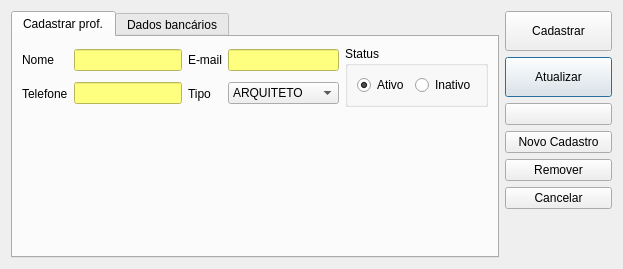
Before: the Qt Designer form cadastroprofissional.ui in lellisls/ERP-STACCATO, drawn with Qt 5.
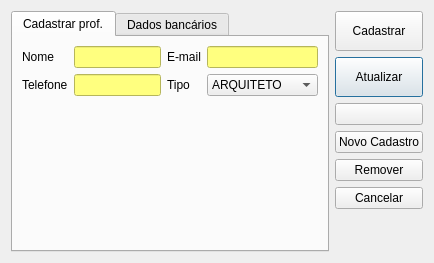
After: the same form once the commit is applied. Icons and pictures are not drawn. Custom widgets are drawn as their Qt base class.

```diff
--- a/cadastroprofissional.ui
+++ b/cadastroprofissional.ui
@@ -9,8 +9,8 @@
    <rect>
     <x>0</x>
     <y>0</y>
-    <width>623</width>
-    <height>269</height>
+    <width>434</width>
+    <height>263</height>
    </rect>
   </property>
   <property name="windowTitle">
@@ -90,32 +90,6 @@
            </property>
           </widget>
          </item>
-         <item row="0" column="4" rowspan="2">
-          <widget class="QGroupBox" name="groupBox">
-           <property name="title">
-            <string>Status</string>
-           </property>
-           <layout class="QHBoxLayout" name="horizontalLayout">
-            <item>
-             <widget class="QRadioButton" name="radioButtonAtivo">
-              <property name="text">
-               <string>Ativo</string>
-              </property>
-              <property name="checked">
-               <bool>true</bool>
-              </property>
-             </widget>
-            </item>
-            <item>
-             <widget class="QRadioButton" name="radioButtonInativo">
-              <property name="text">
-               <string>Inativo</string>
-              </property>
-             </widget>
-            </item>
-           </layout>
-          </widget>
-         </item>
          <item row="1" column="0">
           <widget class="QLabel" name="labelTel">
            <property name="text">
```
Left out of the diff: 2 changed lines with no effect on the pictures.
